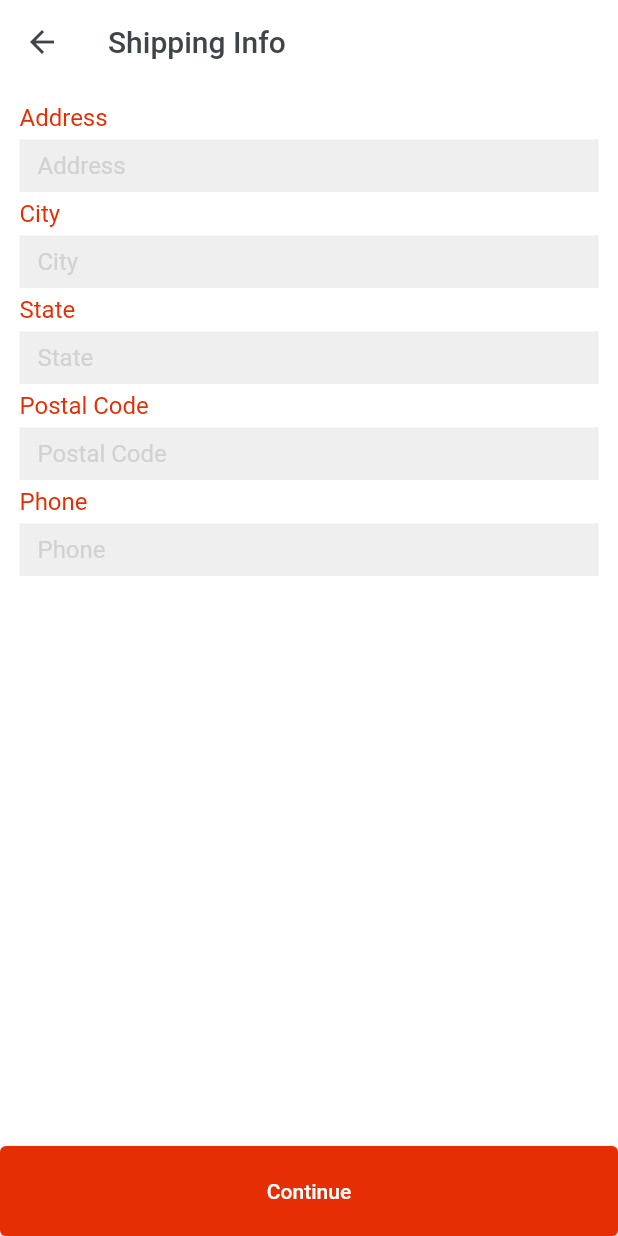
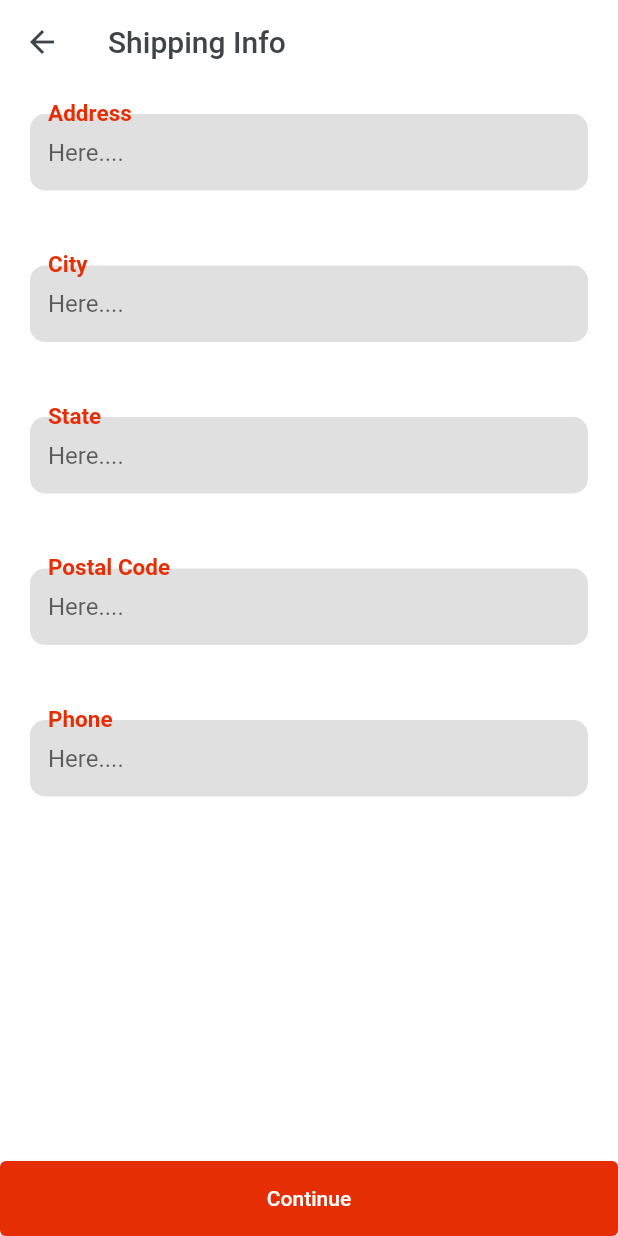
Before and after one commit to Nathantazzi/Akofena-Shop, a Flutter app: the ShippingDetails screen opened directly, on a phone screen of 412 x 824 dp. Run offline on Flutter 3.47's test engine with Material 2 defaults, Android fonts, the phone set to English and light mode, and no system bars; our stand-ins replace cloud_firestore, firebase_auth, firebase_core, firebase_storage, get, image_picker and 1 more; accounts and stored records are empty; network calls fail; Roboto replaces fonts that are missing (sans_bold, sans_regular, sans_semibold).

Commit message:
n commit

```diff
--- a/emart_app/lib/views/cart_screen/payment_method.dart
+++ b/emart_app/lib/views/cart_screen/payment_method.dart
@@ -59,20 +59,21 @@ class PaymentMethods extends StatelessWidget {
                     decoration: BoxDecoration(
                       borderRadius: BorderRadius.circular(18),
                       border: Border.all(
-                        color: controller.paymentIndex.value == index ? redColor : Colors.transparent,
+                        color: controller.paymentIndex.value == index ? whiteColor : Colors.transparent,
                         width: 3.5,
                       )),
                     margin: const EdgeInsets.only(bottom: 8),
                     child: Stack(
                       alignment: Alignment.topRight,
                       children: [
-                        Image.asset(paymentList[index],width: double.infinity,
-                        height: 100,
+                        Image.asset(paymentList[index],
+                        width: 438,
+                        height: 235,
                         colorBlendMode: controller. paymentIndex.value == index ? BlendMode.darken
                         : BlendMode.color,
                         color: controller. paymentIndex.value == index ? Colors.black.withOpacity(0.4)
                         : Colors.transparent,
-                        fit: BoxFit.cover,),
+                        fit: BoxFit.fill,),
                       controller.paymentIndex.value == index ? Transform.scale(
                         scale: 1.3,
                         child: Checkbox(
@@ -85,7 +86,7 @@ class PaymentMethods extends StatelessWidget {
                           ),
                       ): Container(),
                       Positioned(
-                        bottom: 10,
+                        bottom: 50,
                         right: 10,
                         child: payment[index].text.transparent.fontFamily(bold).size(16).make(),
                       ),
--- a/emart_app/lib/views/cart_screen/shipping_screen.dart
+++ b/emart_app/lib/views/cart_screen/shipping_screen.dart
@@ -18,7 +18,7 @@ class ShippingDetails extends StatelessWidget {
         title: "Shipping Info".text.fontFamily(semibold).color(darkFontGrey).make(),
       ),
       bottomNavigationBar: SizedBox(
-        height: 60,
+        height: 50,
         child: ourButton(
           onPress: (){
             if (controller.addressController.text.length > 10) {
@@ -34,7 +34,7 @@ class ShippingDetails extends StatelessWidget {
       ),
 
       body: Padding(
-        padding: const EdgeInsets.all(13.0),
+        padding: const EdgeInsets.all(20.0),
         child: Column(
           children: [
             custTextField(hint: "Address", isPass: false, title: "Address",controller: controller.addressController),
--- a/emart_app/lib/views/order_screen/order_detail.dart
+++ b/emart_app/lib/views/order_screen/order_detail.dart
@@ -22,7 +22,7 @@ class OrderDetails extends StatelessWidget {
           physics: const BouncingScrollPhysics(),
           child: Column(
             children: [
-              orderStatus(color: redColor,icon: Icons.done,title: "Placed",showDone: data['order_placed']),
+              orderStatus(color: redColor,icon: Icons.done,title: "Order placed",showDone: data['order_placed']),
               orderStatus(color: Colors.blue,icon: Icons.thumb_up,title: "Confirmed",showDone: data['order_confirmed']),
               orderStatus(color: Colors.yellow,icon: Icons.car_crash,title: "On Delivery",showDone: data['order_on_delivery']),
               orderStatus(color: Colors.purple,icon: Icons.done_all_rounded,title: "De livered",showDone: data['order_delivered']),
--- a/emart_app/lib/views/order_screen/order_screen.dart
+++ b/emart_app/lib/views/order_screen/order_screen.dart
@@ -39,7 +39,7 @@ class OrderScreen extends StatelessWidget {
                 subtitle: data[index]['total_amount'].toString().numCurrency.text.fontFamily(bold).make(),
                 trailing: IconButton(
                   onPressed: (){
-                    //Get.to(()=>OrderDetails());
+                    Get.to(()=>const OrderDetails());
                   },
                   icon: const Icon(
                     Icons.arrow_forward_ios_rounded,
--- a/emart_app/lib/widgets_common/custom_textfield.dart
+++ b/emart_app/lib/widgets_common/custom_textfield.dart
@@ -5,9 +5,9 @@ Widget custTextField({String? title, String? hint, controller, isPass}){
   return Column(
     crossAxisAlignment: CrossAxisAlignment.start,
     children: [
-      title!.text.color(redColor).fontFamily(semibold).size(16).make(),
-      5.heightBox,
-    TextFormField(
+      /* title!.text.color(redColor).fontFamily(semibold).size(16).make(),
+      5.heightBox, */
+    /* TextFormField(
       obscureText: isPass,
       controller: controller,
       decoration:  InputDecoration(
@@ -15,15 +15,41 @@ Widget custTextField({String? title, String? hint, controller, isPass}){
           fontFamily: semibold,
           color: textfieldGrey,
         ),
-        hintText: hint,
+        hintText: title,
         isDense: true,
         fillColor: lightGrey,
         filled: true,
         border: InputBorder.none,
-        focusedBorder: const OutlineInputBorder(borderSide: BorderSide(color: redColor))
+        focusedBorder: const OutlineInputBorder(borderSide: BorderSide(color: whiteColor))
       ),
+    ) */
+    TextFormField(
+  obscureText: isPass,
+  controller: controller,
+  decoration: InputDecoration(
+    labelText: title,
+    labelStyle: const TextStyle(
+      fontFamily: 'semibold',
+      fontSize: 20,
+      fontWeight: FontWeight.bold,
+      color: redColor, // Couleur rouge pour le titre
     ),
-    5.heightBox
+    floatingLabelBehavior: FloatingLabelBehavior.always,
+    hintText: 'Here....',
+    isDense: true,
+    filled: true,
+    fillColor: Colors.grey[300],
+    border: OutlineInputBorder(
+      borderRadius: BorderRadius.circular(10.0),
+      borderSide: BorderSide.none,
+    ),
+    focusedBorder: OutlineInputBorder(
+      borderRadius: BorderRadius.circular(10.0),
+      borderSide: const BorderSide(color:redColor),
+    ),
+  ),
+),
+    50.heightBox
     ],
   );
 }
```
